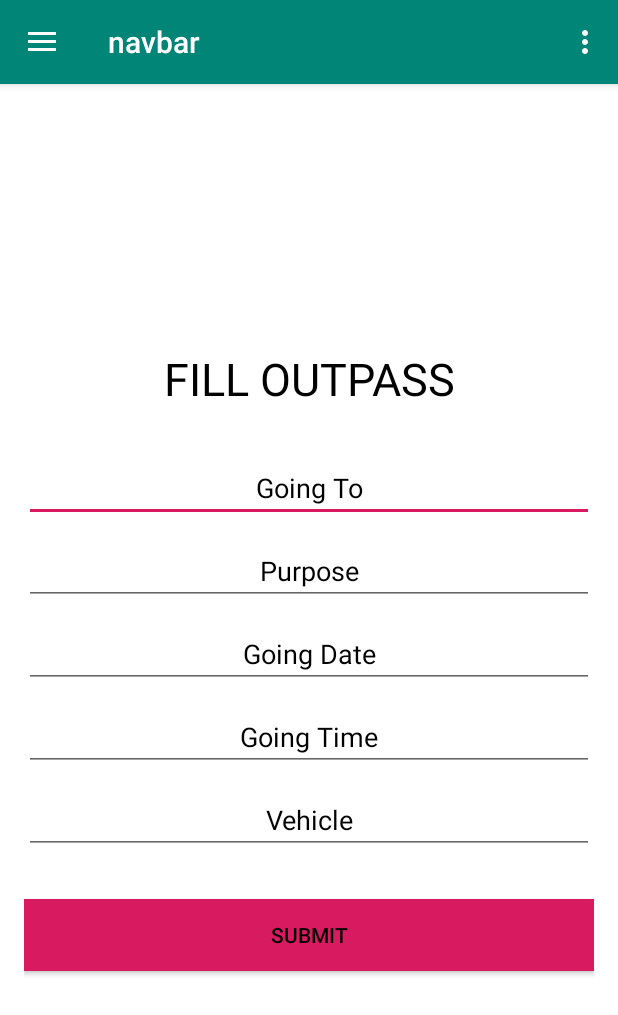
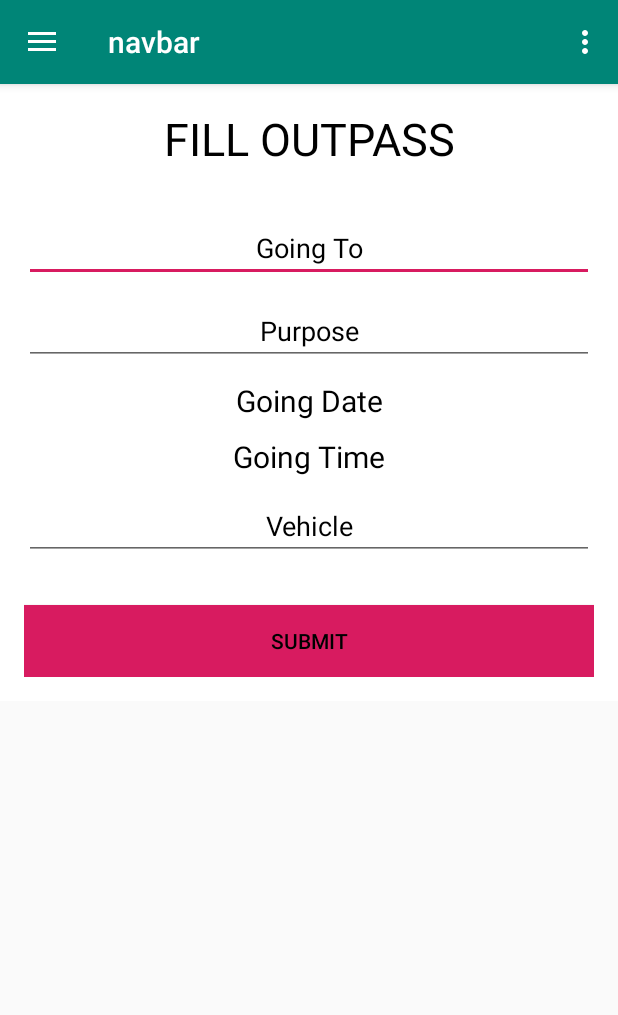
Before and after one commit to BabesGotByte/Outpass2, an Android app: the HomeFragment screen opened directly, with no data from a screen before it, on a phone screen of 412 x 824 dp. Shown: the top 1015 px of the screen. Run offline under Robolectric (Android 15) with nearby library versions, the light colour scheme and no system bars; our stand-ins replace Firebase (no records; nobody signed in at launch, a user with empty details on screens opened directly).

Commit message:
date preview and some other changes in home

```diff
--- a/app/src/main/java/com/example/outpass2/HomeFragment.java
+++ b/app/src/main/java/com/example/outpass2/HomeFragment.java
@@ -1,22 +1,39 @@
 package com.example.outpass2;
 
+import android.app.DatePickerDialog;
+import android.app.TimePickerDialog;
 import android.content.Context;
+import android.content.DialogInterface;
+import android.graphics.Color;
+import android.graphics.drawable.ColorDrawable;
 import android.net.Uri;
 import android.os.Bundle;
 import android.support.v4.app.Fragment;
 import android.text.TextUtils;
+import android.text.format.DateFormat;
+import android.util.Log;
 import android.view.LayoutInflater;
 import android.view.View;
 import android.view.ViewGroup;
 import android.widget.Button;
+import android.widget.DatePicker;
 import android.widget.EditText;
+import android.widget.TextView;
+import android.widget.TimePicker;
 import android.widget.Toast;
+
+import java.util.Calendar;
 
 
 public class HomeFragment extends Fragment {
 
-    private EditText name,roll,going,purpose,date,time,vehicle;
+    private TextView date1,timer;
+    public static final String TAG="MainActivity";
+    private EditText going,purpose,vehicle;
     private Button b1;
+    private DatePickerDialog.OnDateSetListener dateSetListener;
+    private TimePickerDialog.OnTimeSetListener timeSetListener;
+
     @Override
     public View onCreateView(LayoutInflater inflater, ViewGroup container,
                              Bundle savedInstanceState) {
@@ -24,18 +41,65 @@
 
         going=view.findViewById(R.id.going);
         purpose=view.findViewById(R.id.purpose);
-        date=view.findViewById(R.id.datet);
-        time=view.findViewById(R.id.timet);
+        date1=view.findViewById(R.id.datet);
+        timer=view.findViewById(R.id.timet);
         vehicle=view.findViewById(R.id.vehicle);
         b1=view.findViewById(R.id.submit);
+
+        date1.setOnClickListener(new View.OnClickListener() {
+            @Override
+            public void onClick(View v) {
+                Calendar calendar = Calendar.getInstance();
+                int year=calendar.get(calendar.YEAR);
+                int month=calendar.get(calendar.MONTH);;
+                int day=calendar.get(calendar.DAY_OF_WEEK);
+                DatePickerDialog dialog = new DatePickerDialog(
+                        getActivity(),
+                        android.R.style.Theme_Holo_Light_Dialog_MinWidth,
+                        dateSetListener,
+                        year,month,day);
+                dialog.getWindow().setBackgroundDrawable(new ColorDrawable(Color.TRANSPARENT));
+                dialog.show();
+            }
+        });
+
+//        timer.setOnClickListener(new View.OnClickListener() {
+//            @Override
+//            public void onClick(View v) {
+//                Calendar calendar = Calendar.getInstance();
+//                int hour=calendar.get(calendar.HOUR_OF_DAY);
+//                int minute=calendar.get(calendar.MINUTE);
+//                TimePickerDialog dialog2 = new TimePickerDialog(
+//                        getActivity(), (TimePickerDialog.OnTimeSetListener) getActivity(),
+//                        hour,minute, DateFormat.is24HourFormat(getContext()));
+//                dialog2.show();
+//            }
+//        });
+
+        dateSetListener= new DatePickerDialog.OnDateSetListener() {
+            @Override
+            public void onDateSet(DatePicker view, int year, int month, int dayOfMonth) {
+                month=month+1;
+                Log.d(TAG,"date"+year+"/"+month+"/"+dayOfMonth);
+                String dater = month+" / "+dayOfMonth+" / "+year;
+                date1.setText(dater);
+            }
+        };
+
+//        timeSetListener= new TimePickerDialog.OnTimeSetListener() {
+//            @Override
+//            public void onTimeSet(TimePicker view, int hourOfDay, int minute) {
+//                Log.d(TAG,"date"+hourOfDay+"/"+minute);
+//                timer.setText("time:"+" / "+hourOfDay+" / "+minute);
+//            }
+//        };
+
 
         b1.setOnClickListener(new View.OnClickListener() {
             @Override
             public void onClick(View v) {
                 String going_t = going.getText().toString().trim();
                 String purpose_t = purpose.getText().toString().trim();
-                String date_t = date.getText().toString().trim();
-                String time_t = time.getText().toString().trim();
                 String vehicle_t = vehicle.getText().toString().trim();
 
                 if (TextUtils.isEmpty(going_t)) {
@@ -44,14 +108,6 @@
                 }
                 if (TextUtils.isEmpty(purpose_t)) {
                     purpose.setError("This field should not be empty");
-                    return;
-                }
-                if (TextUtils.isEmpty(date_t)) {
-                    date.setError("This field should not be empty");
-                    return;
-                }
-                if (TextUtils.isEmpty(time_t)) {
-                    time.setError("This field should not be empty");
                     return;
                 }
                 if (TextUtils.isEmpty(vehicle_t)) {
--- a/app/src/main/res/layout/fragment_home.xml
+++ b/app/src/main/res/layout/fragment_home.xml
@@ -5,11 +5,6 @@
     android:layout_height="match_parent"
     tools:context=".HomeFragment">
 
-    <!-- TODO: Update blank fragment layout -->
-    <!--<TextView-->
-        <!--android:layout_width="match_parent"-->
-        <!--android:layout_height="match_parent"-->
-        <!--android:text="@string/hello_blank_fragment" />-->
     <android.support.design.widget.CoordinatorLayout xmlns:android="http://schemas.android.com/apk/res/android"
         xmlns:app="http://schemas.android.com/apk/res-auto"
         xmlns:tools="http://schemas.android.com/tools"
@@ -18,6 +13,9 @@
         android:fitsSystemWindows="true"
         tools:context="info.androidhive.firebase.LoginActivity">
 
+        <ScrollView
+            android:layout_width="match_parent"
+            android:layout_height="match_parent">
         <LinearLayout
             android:layout_width="fill_parent"
             android:layout_height="fill_parent"
@@ -44,7 +42,6 @@
                 android:layout_marginBottom="10dp"
                 android:hint="Going To"
                 android:textAlignment="center"
-                android:inputType="textPassword"
                 android:textColor="#000"
                 android:textColorHint="#000" />
 
@@ -56,30 +53,29 @@
                 android:layout_marginBottom="10dp"
                 android:hint="Purpose"
                 android:textAlignment="center"
-                android:inputType="textPassword"
                 android:textColor="#000"
                 android:textColorHint="#000" />
 
-            <EditText
+            <TextView
                 android:id="@+id/datet"
-                android:layout_width="fill_parent"
+                android:layout_width="match_parent"
                 android:layout_height="wrap_content"
                 android:layout_marginBottom="10dp"
                 android:hint="Going Date"
+                android:textSize="20dp"
                 android:textAlignment="center"
-                android:inputType="textPassword"
                 android:textColor="#000"
                 android:textColorHint="#000" />
 
 
-            <EditText
+            <TextView
                 android:id="@+id/timet"
                 android:layout_width="fill_parent"
                 android:layout_height="wrap_content"
                 android:layout_marginBottom="10dp"
                 android:hint="Going Time"
+                android:textSize="20dp"
                 android:textAlignment="center"
-                android:inputType="textPassword"
                 android:textColor="#000"
                 android:textColorHint="#000" />
 
@@ -90,7 +86,6 @@
                 android:layout_marginBottom="10dp"
                 android:hint="Vehicle"
                 android:textAlignment="center"
-                android:inputType="textPassword"
                 android:textColor="#000"
                 android:textColorHint="#000" />
 
@@ -107,7 +102,7 @@
 
 
         </LinearLayout>
-
+        </ScrollView>
         <ProgressBar
             android:id="@+id/progressBar"
             android:layout_width="30dp"
```
Also changed, not shown: app/src/main/res/layout/activity_signup.xml (+9 -4 lines).
